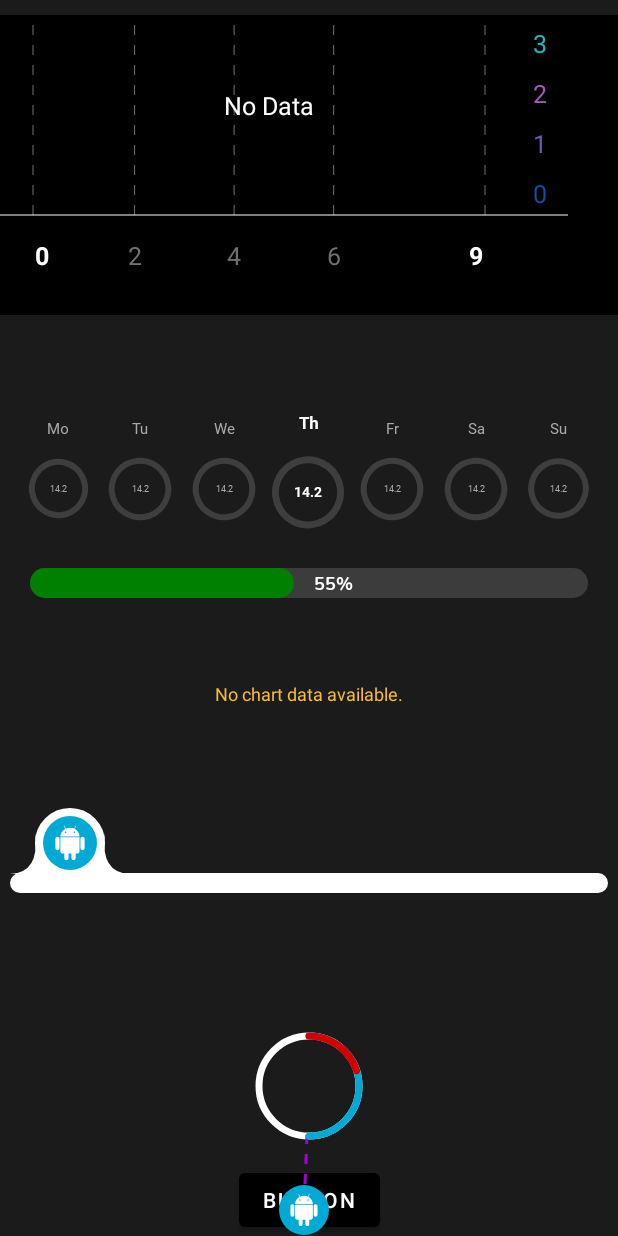
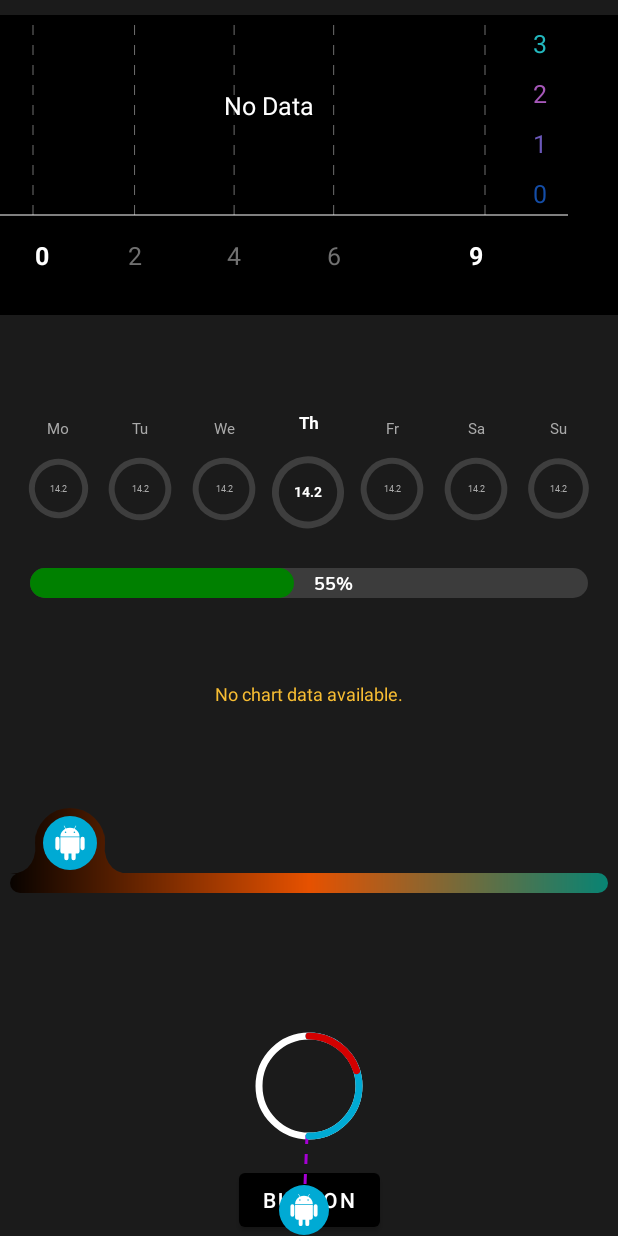
Before and after one commit to Conzumex/muse-android-libraries, an Android app: the layout activity_main.xml on its own in the app's theme, with its tools: preview values and no code run, on a phone screen of 412 x 824 dp. Run offline under Robolectric (Android 15) with nearby library versions, the phone set to English and light mode, and no system bars; plain views replace ArcPointer; Roboto replaces fonts that are not available here.

Commit message:
added gradient colors from xml in droplet seekbar

```diff
--- a/app/src/main/res/layout/activity_main.xml
+++ b/app/src/main/res/layout/activity_main.xml
@@ -89,6 +89,7 @@
         android:padding="64dp"
         android:visibility="visible"
         app:currentProgress="0"
+        app:gradientColors="@array/gradients"
         app:thumbDrawable="@drawable/ic_circle_seekbar"
         app:layout_constraintEnd_toEndOf="parent"
         app:layout_constraintStart_toStartOf="parent"
--- a/app/src/main/res/values/colors.xml
+++ b/app/src/main/res/values/colors.xml
@@ -12,4 +12,10 @@
     <color name="new_graph_intensity_orange_light">#40d0722d</color>
     <color name="new_graph_intensity_red_light">#40e20c2e</color>
     <color name="transparent">#00E20C2E</color>
+
+    <array name="gradients">
+        <item>#000000</item>
+        <item>#E65100</item>
+        <item>@color/colorPrimary</item>
+    </array>
 </resources>
--- a/circleseekbar/src/main/java/com/conzumex/circleseekbar/DropletSeekBar.java
+++ b/circleseekbar/src/main/java/com/conzumex/circleseekbar/DropletSeekBar.java
@@ -219,6 +219,12 @@ public class DropletSeekBar extends View {
 
             currentProgress = typedArray.getInteger(R.styleable.DropletSeekBar_currentProgress, currentProgress);
             mThumbSize = typedArray.getDimensionPixelSize(R.styleable.DropletSeekBar_thumbSize, 55);
+
+            int colorsId = typedArray.getResourceId(R.styleable.DropletSeekBar_gradientColors, 0);
+            if(colorsId!=0){
+                int[] colorsArray = typedArray.getResources().getIntArray(colorsId);
+                this.gradientColors = colorsArray;
+            }
 
 //            mMin = typedArray.getInteger(R.styleable.CircleSeekBar_csb_min, mMin);
 //            mMax = typedArray.getInteger(R.styleable.CircleSeekBar_csb_max, mMax);
--- a/circleseekbar/src/main/res/values/attrs.xml
+++ b/circleseekbar/src/main/res/values/attrs.xml
@@ -31,6 +31,8 @@
         <attr name="currentProgress" format="integer"/>
         <attr name="thumbDrawable" format="reference"/>
         <attr name="thumbSize" format="dimension" />
+<!--        Pass gradient Colors as colors array-->
+        <attr name="gradientColors" format="reference" />
     </declare-styleable>
 
 </resources>
```
